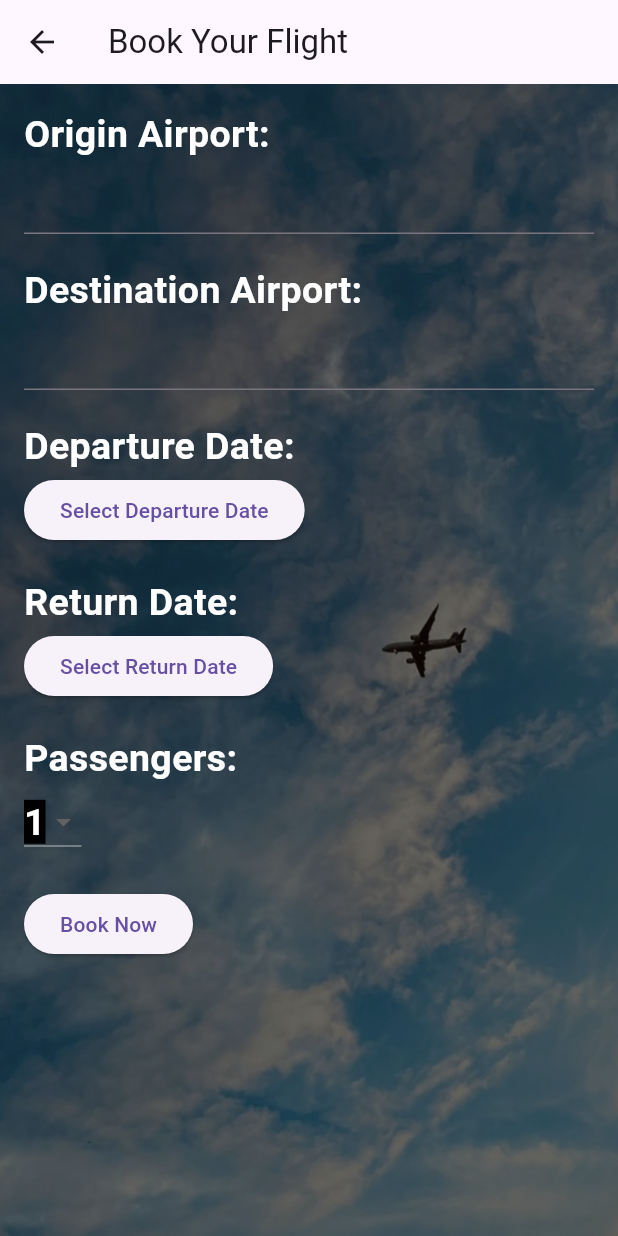
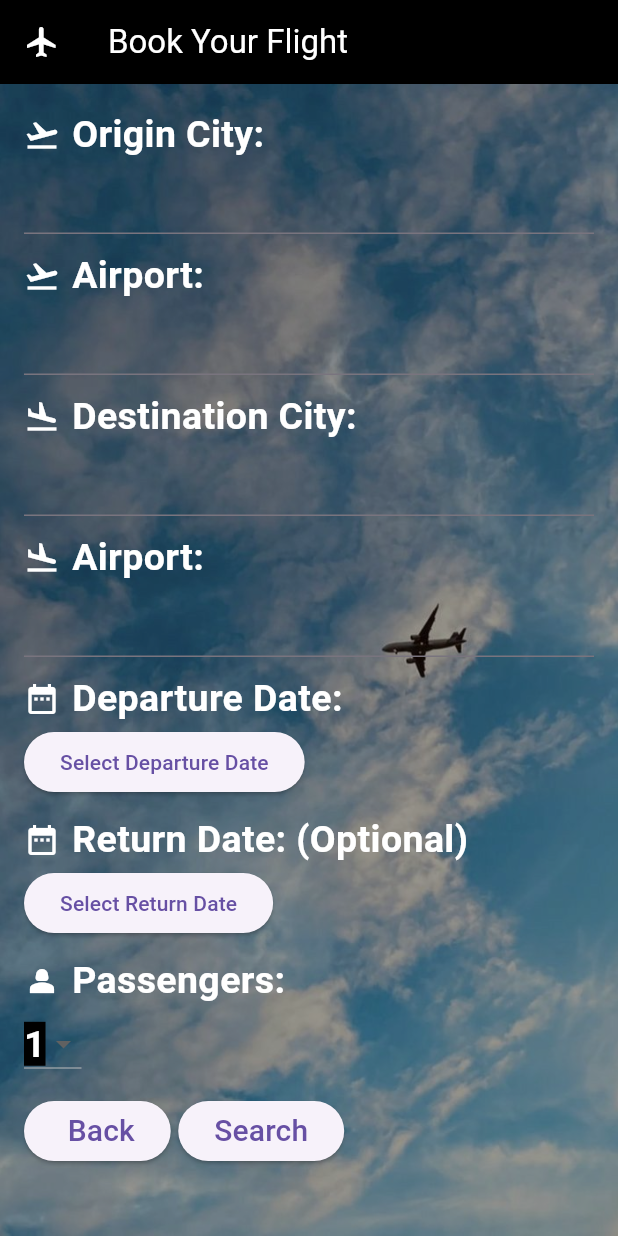
Before and after one commit to m7mdtam/DataBaseProjectt, a Flutter app: the FlightBookingPage screen opened directly, on a phone screen of 412 x 824 dp. Run offline on Flutter 3.47's test engine with Material 3 defaults, Android fonts, the phone set to English and light mode, and no system bars.

Commit message:
manage flight tickets

```diff
--- a/databaseprojectt/lib/booking_page.dart
+++ b/databaseprojectt/lib/booking_page.dart
@@ -1,3 +1,7 @@
+// ignore_for_file: prefer_const_constructors, prefer_const_literals_to_create_immutables, avoid_print, unused_import, use_key_in_widget_constructors, library_private_types_in_public_api
+
+import 'package:databaseprojectt/login_page.dart';
+import 'package:databaseprojectt/sign_up.dart';
 import 'package:flutter/material.dart';
 
 class FlightBookingPage extends StatefulWidget {
@@ -34,7 +38,15 @@ class _FlightBookingPageState extends State<FlightBookingPage> {
   Widget build(BuildContext context) {
     return Scaffold(
       appBar: AppBar(
-        title: Text('Book Your Flight'),
+        leading: Icon(
+          Icons.flight,
+          color: Colors.white,
+        ),
+        backgroundColor: Colors.black,
+        title: Text(
+          'Book Your Flight',
+          style: TextStyle(color: Colors.white),
+        ),
       ),
       body: Stack(children: [
         Container(
@@ -46,39 +58,93 @@ class _FlightBookingPageState extends State<FlightBookingPage> {
           ),
         ),
         Container(
-          color: Colors.black.withOpacity(0.6),
+          color: Colors.black.withOpacity(0.4),
         ),
         Padding(
           padding: const EdgeInsets.all(16.0),
           child: Column(
             crossAxisAlignment: CrossAxisAlignment.start,
             children: <Widget>[
+              Row(
+                children: [
+                  Icon(Icons.flight_takeoff, color: Colors.white),
+                  SizedBox(width: 8),
                   Text(
-                'Origin Airport:',
+                    'Origin City:',
                     style: TextStyle(
                         fontSize: 25,
                         fontWeight: FontWeight.bold,
                         color: Colors.white),
+                  ),
+                ],
               ),
               TextFormField(
                 onChanged: (value) {
                   originCity = value;
                 },
               ),
-              SizedBox(height: 20),
+              SizedBox(height: 10),
+              Row(
+                children: [
+                  Icon(Icons.flight_takeoff, color: Colors.white),
+                  SizedBox(width: 8),
                   Text(
-                'Destination Airport:',
+                    'Airport:',
                     style: TextStyle(
                         fontSize: 25,
                         fontWeight: FontWeight.bold,
                         color: Colors.white),
+                  ),
+                ],
+              ),
+              TextFormField(
+                onChanged: (value) {
+                  originCity = value;
+                },
+              ),
+              SizedBox(height: 10),
+              Row(
+                children: [
+                  Icon(Icons.flight_land, color: Colors.white),
+                  SizedBox(width: 8),
+                  Text(
+                    'Destination City:',
+                    style: TextStyle(
+                        fontSize: 25,
+                        fontWeight: FontWeight.bold,
+                        color: Colors.white),
+                  ),
+                ],
               ),
               TextFormField(
                 onChanged: (value) {
                   destinationCity = value;
                 },
               ),
-              SizedBox(height: 20),
+              SizedBox(height: 10),
+              Row(
+                children: [
+                  Icon(Icons.flight_land, color: Colors.white),
+                  SizedBox(width: 8),
+                  Text(
+                    'Airport:',
+                    style: TextStyle(
+                        fontSize: 25,
+                        fontWeight: FontWeight.bold,
+                        color: Colors.white),
+                  ),
+                ],
+              ),
+              TextFormField(
+                onChanged: (value) {
+                  originCity = value;
+                },
+              ),
+              SizedBox(height: 10),
+              Row(
+                children: [
+                  Icon(Icons.date_range, color: Colors.white),
+                  SizedBox(width: 8),
                   Text(
                     'Departure Date:',
                     style: TextStyle(
@@ -86,29 +152,43 @@ class _FlightBookingPageState extends State<FlightBookingPage> {
                         fontWeight: FontWeight.bold,
                         color: Colors.white),
                   ),
+                ],
+              ),
               ElevatedButton(
                 onPressed: () => _selectDate(true),
                 child: Text(departureDate),
               ),
-              SizedBox(height: 20),
+              SizedBox(height: 10),
+              Row(
+                children: [
+                  Icon(Icons.date_range, color: Colors.white),
+                  SizedBox(width: 8),
                   Text(
-                'Return Date:',
+                    'Return Date: (Optional)',
                     style: TextStyle(
                         fontSize: 25,
                         fontWeight: FontWeight.bold,
                         color: Colors.white),
                   ),
+                ],
+              ),
               ElevatedButton(
                 onPressed: () => _selectDate(false),
                 child: Text(returnDate),
               ),
-              SizedBox(height: 20),
+              SizedBox(height: 10),
+              Row(
+                children: [
+                  Icon(Icons.person_2, color: Colors.white),
+                  SizedBox(width: 8),
                   Text(
                     'Passengers:',
                     style: TextStyle(
                         fontSize: 25,
                         fontWeight: FontWeight.bold,
                         color: Colors.white),
+                  ),
+                ],
               ),
               DropdownButton<int>(
                 style: TextStyle(
@@ -130,7 +210,22 @@ class _FlightBookingPageState extends State<FlightBookingPage> {
                   );
                 }).toList(),
               ),
-              SizedBox(height: 20),
+              SizedBox(height: 10),
+              Row(
+                children: [
+                  ElevatedButton(
+                    onPressed: () {
+                      Navigator.of(context).push(
+                          MaterialPageRoute(builder: (context) => LoginPage()));
+                    },
+                    child: Text(
+                      ' Back',
+                      style: TextStyle(fontSize: 20),
+                    ),
+                  ),
+                  SizedBox(
+                    width: 5,
+                  ),
                   ElevatedButton(
                     onPressed: () {
                       // Implement booking logic here
@@ -140,7 +235,12 @@ class _FlightBookingPageState extends State<FlightBookingPage> {
                       print('Return Date: $returnDate');
                       print('Passengers: $passengersCount');
                     },
-                child: Text('Book Now'),
+                    child: Text(
+                      'Search',
+                      style: TextStyle(fontSize: 20),
+                    ),
+                  ),
+                ],
               ),
             ],
           ),
```
Also changed, not shown: databaseprojectt/lib/employee_page.dart (+11 -2 lines), databaseprojectt/lib/managing_tickets.dart (added, +251 -0 lines). Lines whose indentation alone changed are shown as unchanged.
